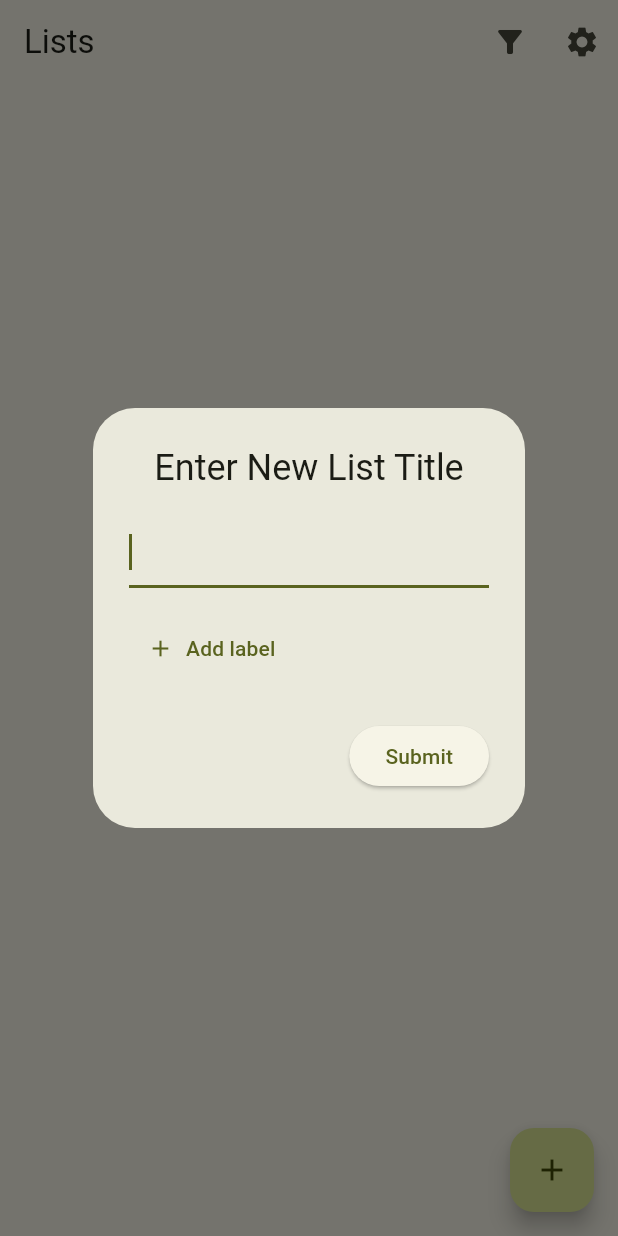
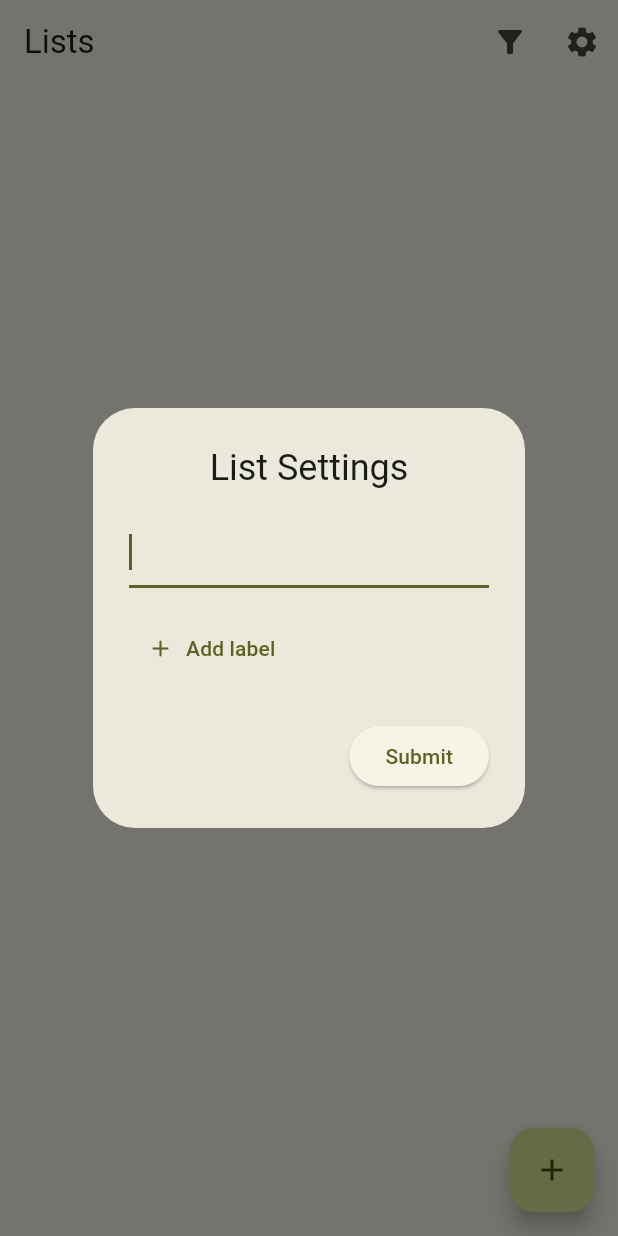
Before and after one commit to Pertempto/Lists, a Flutter app: the screen it shows after launch, after a tap on the "add" icon, on a phone screen of 412 x 824 dp. Run offline on Flutter 3.47's test engine with Material 2 defaults, Android fonts, the phone set to English and light mode, and no system bars; our stand-ins replace adaptive_theme, isar; missing offline and left inert: modal_side_sheet; accounts and stored records are empty; generated files the repository leaves out were written again.

Commit message:
re titled the list settings dialog

```diff
--- a/lib/view/list_settings_dialog.dart
+++ b/lib/view/list_settings_dialog.dart
@@ -32,7 +32,7 @@ class _ListSettingsDialogState extends State<ListSettingsDialog> {
   @override
   Widget build(BuildContext context) {
     return AlertDialog(
-      title: const Text('Enter New List Title', textAlign: TextAlign.center),
+      title: const Text('List Settings', textAlign: TextAlign.center),
       content: Column(
         mainAxisSize: MainAxisSize.min,
         children: [
```
